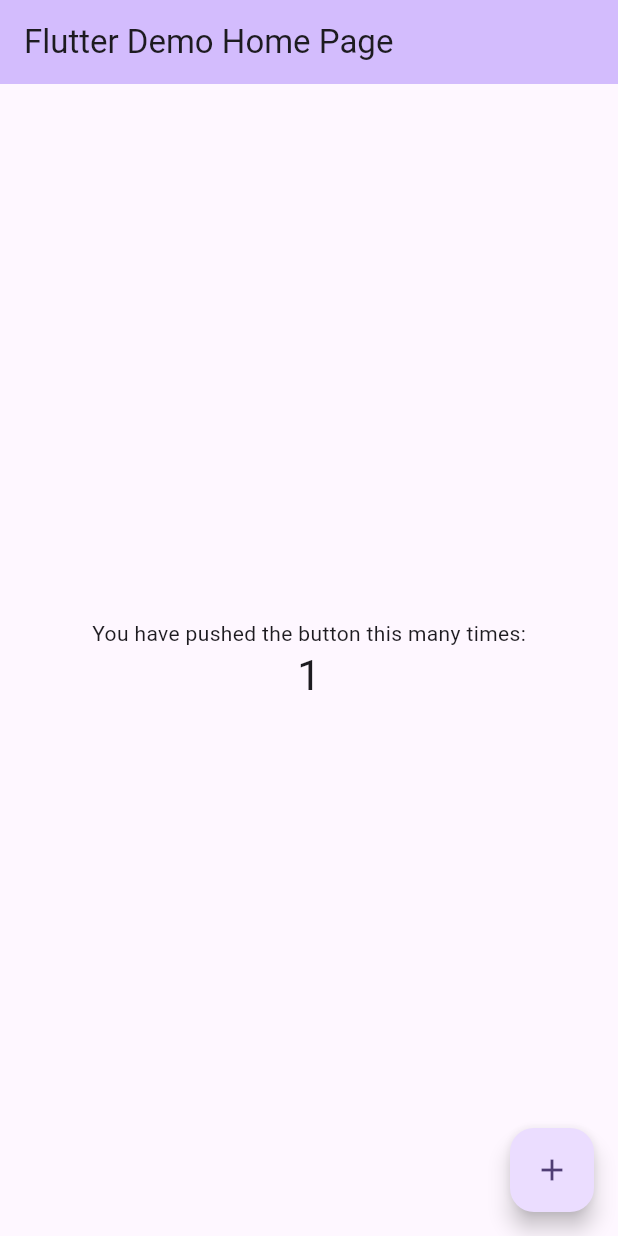
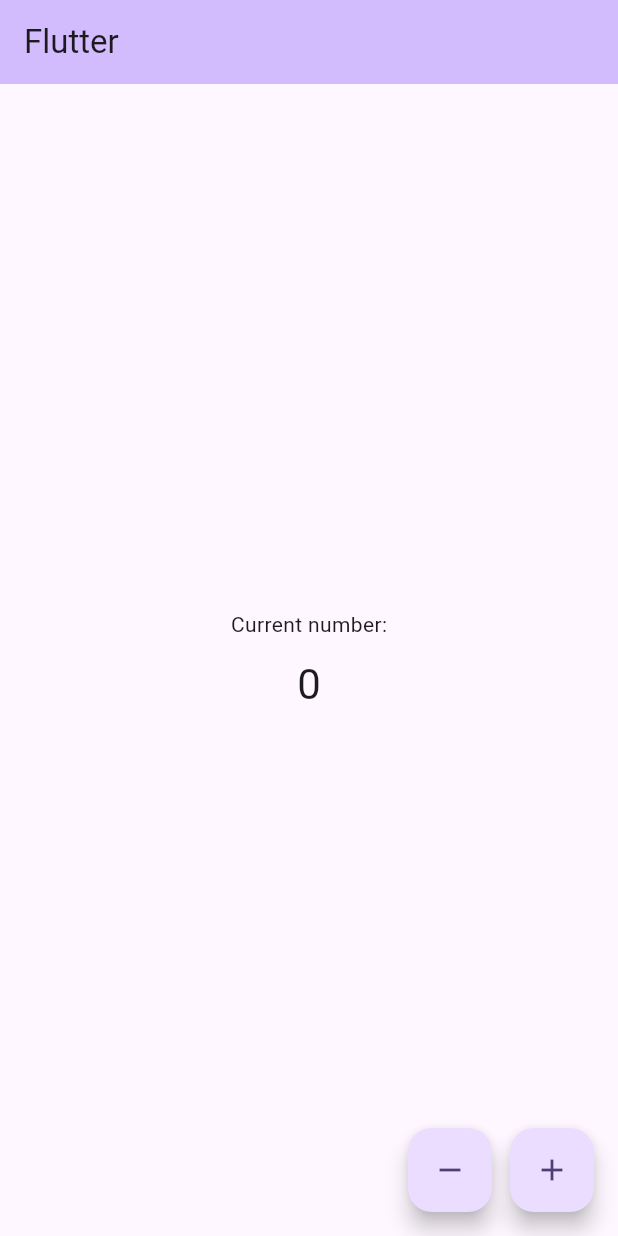
Before and after one commit to aditjoos/flutter_todo_bloc_firebase, a Flutter app: the screen it shows after launch, after a tap on the "add" icon, on a phone screen of 412 x 824 dp. Run offline on Flutter 3.47's test engine with Material 3 defaults, Android fonts, the light colour scheme and no system bars; our stand-ins replace flutter_bloc.

Commit message:
feat: counter app with bloc

```diff
--- /dev/null
+++ b/lib/counter_bloc/counter_bloc.dart
@@ -0,0 +1,15 @@
+import 'package:flutter_bloc/flutter_bloc.dart';
+import 'package:learn_bloc_firebase/counter_bloc/counter_event.dart';
+import 'package:learn_bloc_firebase/counter_bloc/counter_state.dart';
+
+class CounterBloc extends Bloc<CounterEvent, CounterState> {
+  CounterBloc():super(CounterInitialState()) {
+    on<CounterIncrementEvent>((event, emit) {
+      emit(CounterIncrementState(state.counter + 1));
+    });
+
+    on<CounterDecrementEvent>((event, emit) {
+      emit(CounterDecrementState(state.counter - 1));
+    });
+  }
+}
--- /dev/null
+++ b/lib/counter_bloc/counter_event.dart
@@ -0,0 +1,5 @@
+abstract class CounterEvent {}
+
+class CounterIncrementEvent extends CounterEvent {}
+
+class CounterDecrementEvent extends CounterEvent {}
--- /dev/null
+++ b/lib/counter_bloc/counter_state.dart
@@ -0,0 +1,19 @@
+abstract class CounterState {
+  int counter = 0;
+
+  CounterState({required this.counter});
+}
+
+class CounterInitialState extends CounterState {
+  CounterInitialState() : super(counter: 0);
+}
+
+class CounterIncrementState extends CounterState {
+  CounterIncrementState(int increasedCounter)
+      : super(counter: increasedCounter);
+}
+
+class CounterDecrementState extends CounterState {
+  CounterDecrementState(int decreasedCounter)
+      : super(counter: decreasedCounter);
+}
--- a/lib/main.dart
+++ b/lib/main.dart
@@ -1,4 +1,8 @@
 import 'package:flutter/material.dart';
+import 'package:flutter_bloc/flutter_bloc.dart';
+import 'package:learn_bloc_firebase/counter_bloc/counter_bloc.dart';
+import 'package:learn_bloc_firebase/counter_bloc/counter_event.dart';
+import 'package:learn_bloc_firebase/counter_bloc/counter_state.dart';
 
 void main() {
   runApp(const MyApp());
@@ -7,46 +11,24 @@
 class MyApp extends StatelessWidget {
   const MyApp({super.key});
 
-  // This widget is the root of your application.
   @override
   Widget build(BuildContext context) {
-    return MaterialApp(
-      title: 'Flutter Demo',
+    return BlocProvider(
+      create: (context) => CounterBloc(),
+      child: MaterialApp(
+        title: 'Flutter BLOC & Firebase',
         theme: ThemeData(
-        // This is the theme of your application.
-        //
-        // TRY THIS: Try running your application with "flutter run". You'll see
-        // the application has a purple toolbar. Then, without quitting the app,
-        // try changing the seedColor in the colorScheme below to Colors.green
-        // and then invoke "hot reload" (save your changes or press the "hot
-        // reload" button in a Flutter-supported IDE, or press "r" if you used
-        // the command line to start the app).
-        //
-        // Notice that the counter didn't reset back to zero; the application
-        // state is not lost during the reload. To reset the state, use hot
-        // restart instead.
-        //
-        // This works for code too, not just values: Most code changes can be
-        // tested with just a hot reload.
           colorScheme: ColorScheme.fromSeed(seedColor: Colors.deepPurple),
           useMaterial3: true,
         ),
-      home: const MyHomePage(title: 'Flutter Demo Home Page'),
+        home: const MyHomePage(title: 'Flutter'),
+      ),
     );
   }
 }
 
 class MyHomePage extends StatefulWidget {
   const MyHomePage({super.key, required this.title});
-
-  // This widget is the home page of your application. It is stateful, meaning
-  // that it has a State object (defined below) that contains fields that affect
-  // how it looks.
-
-  // This class is the configuration for the state. It holds the values (in this
-  // case the title) provided by the parent (in this case the App widget) and
-  // used by the build method of the State. Fields in a Widget subclass are
-  // always marked "final".
 
   final String title;
 
@@ -55,71 +37,53 @@
 }
 
 class _MyHomePageState extends State<MyHomePage> {
-  int _counter = 0;
-
-  void _incrementCounter() {
-    setState(() {
-      // This call to setState tells the Flutter framework that something has
-      // changed in this State, which causes it to rerun the build method below
-      // so that the display can reflect the updated values. If we changed
-      // _counter without calling setState(), then the build method would not be
-      // called again, and so nothing would appear to happen.
-      _counter++;
-    });
-  }
-
   @override
   Widget build(BuildContext context) {
-    // This method is rerun every time setState is called, for instance as done
-    // by the _incrementCounter method above.
-    //
-    // The Flutter framework has been optimized to make rerunning build methods
-    // fast, so that you can just rebuild anything that needs updating rather
-    // than having to individually change instances of widgets.
     return Scaffold(
       appBar: AppBar(
-        // TRY THIS: Try changing the color here to a specific color (to
-        // Colors.amber, perhaps?) and trigger a hot reload to see the AppBar
-        // change color while the other colors stay the same.
         backgroundColor: Theme.of(context).colorScheme.inversePrimary,
-        // Here we take the value from the MyHomePage object that was created by
-        // the App.build method, and use it to set our appbar title.
         title: Text(widget.title),
       ),
       body: Center(
-        // Center is a layout widget. It takes a single child and positions it
-        // in the middle of the parent.
         child: Column(
-          // Column is also a layout widget. It takes a list of children and
-          // arranges them vertically. By default, it sizes itself to fit its
-          // children horizontally, and tries to be as tall as its parent.
-          //
-          // Column has various properties to control how it sizes itself and
-          // how it positions its children. Here we use mainAxisAlignment to
-          // center the children vertically; the main axis here is the vertical
-          // axis because Columns are vertical (the cross axis would be
-          // horizontal).
-          //
-          // TRY THIS: Invoke "debug painting" (choose the "Toggle Debug Paint"
-          // action in the IDE, or press "p" in the console), to see the
-          // wireframe for each widget.
           mainAxisAlignment: MainAxisAlignment.center,
-          children: <Widget>[
+          children: [
             const Text(
-              'You have pushed the button this many times:',
+              'Current number:',
             ),
-            Text(
-              '$_counter',
+            const SizedBox(height: 12),
+            BlocBuilder<CounterBloc, CounterState>(
+              buildWhen: (previous, current) {
+                return current.counter >= 5;
+              },
+              builder: (context, state) => Text(
+                state.counter.toString(),
                 style: Theme.of(context).textTheme.headlineMedium,
+              ),
             ),
           ],
         ),
       ),
-      floatingActionButton: FloatingActionButton(
-        onPressed: _incrementCounter,
+      floatingActionButton: Row(
+        mainAxisAlignment: MainAxisAlignment.end,
+        children: [
+          FloatingActionButton(
+            onPressed: () {
+              context.read<CounterBloc>().add(CounterDecrementEvent());
+            },
+            tooltip: 'Decrement',
+            child: const Icon(Icons.remove),
+          ),
+          const SizedBox(width: 12),
+          FloatingActionButton(
+            onPressed: () {
+              context.read<CounterBloc>().add(CounterIncrementEvent());
+            },
             tooltip: 'Increment',
             child: const Icon(Icons.add),
-      ), // This trailing comma makes auto-formatting nicer for build methods.
+          ),
+        ],
+      ),
     );
   }
 }
--- a/pubspec.yaml
+++ b/pubspec.yaml
@@ -35,6 +35,7 @@
   # The following adds the Cupertino Icons font to your application.
   # Use with the CupertinoIcons class for iOS style icons.
   cupertino_icons: ^1.0.2
+  flutter_bloc: ^8.1.4
 
 dev_dependencies:
   flutter_test:
```
Also changed, not shown: pubspec.lock. Lines whose indentation alone changed are shown as unchanged.
